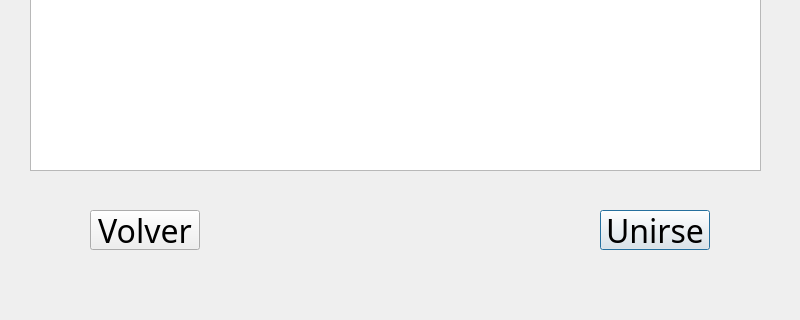
First picture: the form in src/Client/Lobby/gamelist.ui, repository franciscoduc4/TP_Jazz_Jackrabbit_2, before the edit; both pictures show x 0 to 800 and y 280 to 600 of the 800 by 600 pixel window.
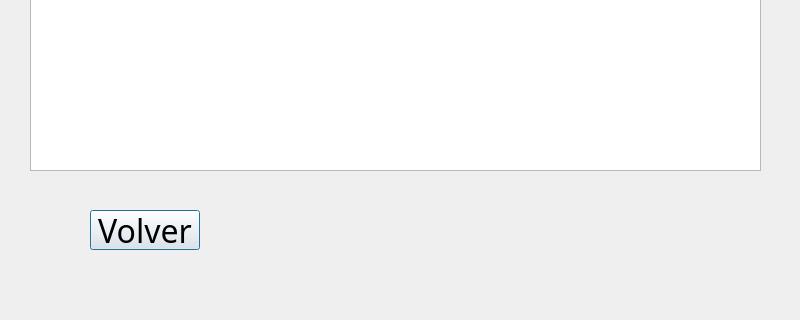
Second picture: the form after the edit.

Commit message: games list test

Diff of the .ui file:
```diff
--- a/src/Client/Lobby/gamelist.ui
+++ b/src/Client/Lobby/gamelist.ui
@@ -38,25 +38,6 @@
      </font>
     </property>
    </widget>
-   <widget class="QPushButton" name="btnJoin">
-    <property name="geometry">
-     <rect>
-      <x>600</x>
-      <y>490</y>
-      <width>110</width>
-      <height>40</height>
-     </rect>
-    </property>
-    <property name="font">
-     <font>
-      <family>Jazz Jackrabbit 2</family>
-      <pointsize>24</pointsize>
-     </font>
-    </property>
-    <property name="text">
-     <string>Unirse</string>
-    </property>
-   </widget>
    <widget class="QLabel" name="labelTitle">
     <property name="geometry">
      <rect>
```
The commit also changes 2 other files.
